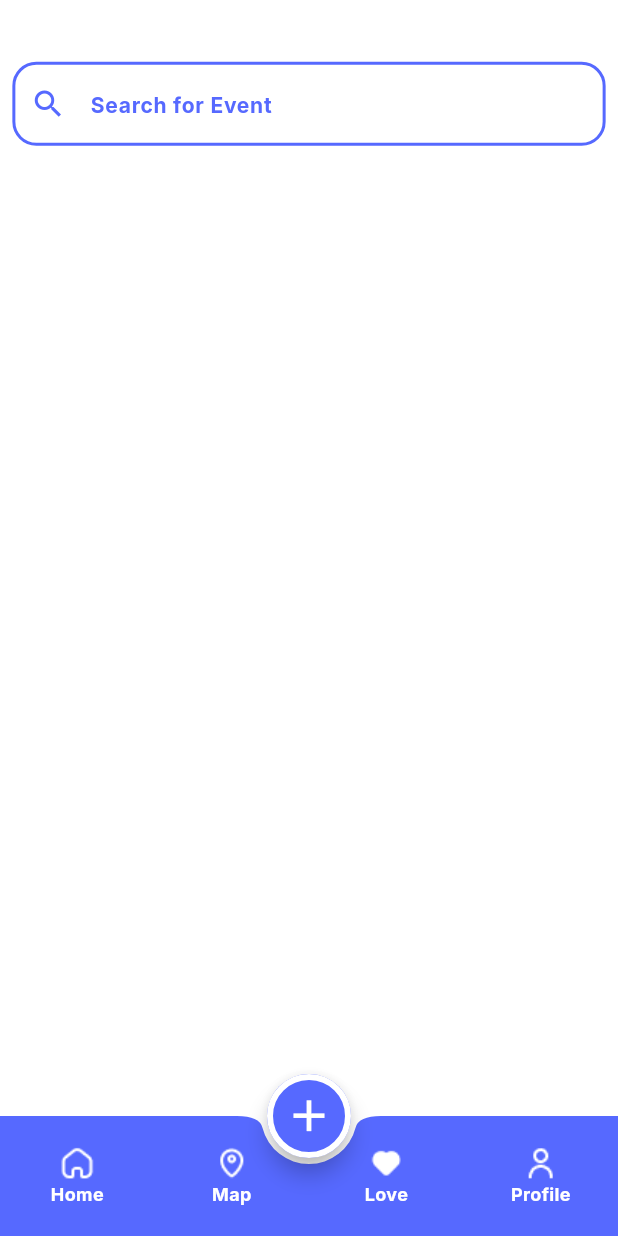
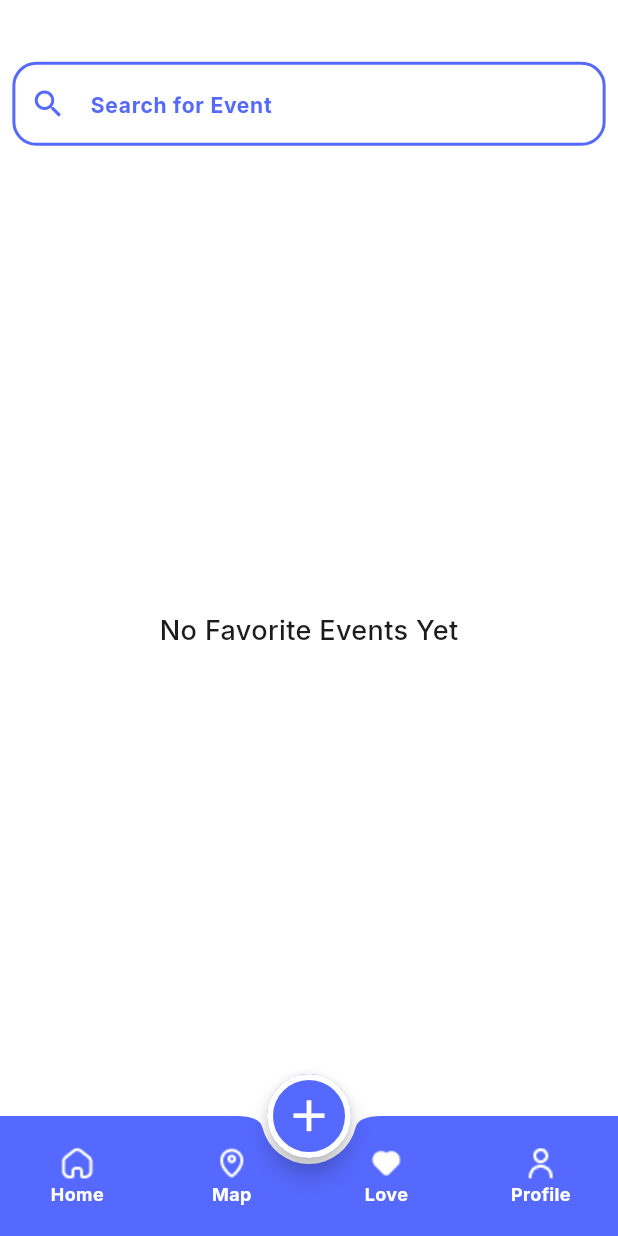
Before and after one commit to LojainHamza/eventPlanningApplication, a Flutter app: the screen it shows after launch, item 3 of the bottom bar chosen, on a phone screen of 412 x 824 dp. Run offline on Flutter 3.47's test engine with Material 3 defaults, Android fonts, the phone set to English and light mode, and no system bars; our stand-ins replace cloud_firestore, firebase_core, google_fonts; accounts and stored records are empty; generated files the repository leaves out were written again.

Commit message:
love tab logic done.

```diff
--- a/lib/l10n/app_ar.arb
+++ b/lib/l10n/app_ar.arb
@@ -45,6 +45,7 @@
   "meeting": "اجتماع",
   "name": "الاسم",
   "no_events_found": "لم يتم العثور على أي أحداث",
+  "no_fav_events_yet": "لا توجد أحداث مفضلة حتى الآن",
   "november": "نوفمبر",
   "october": "أكتوبر",
   "or": "أو",
--- a/lib/l10n/app_en.arb
+++ b/lib/l10n/app_en.arb
@@ -45,6 +45,7 @@
   "meeting": "Meeting",
   "name": "Name",
   "no_events_found": "No Events Found",
+  "no_fav_events_yet": "No Favorite Events Yet",
   "november": "November",
   "october": "October",
   "or": "Or",
--- a/lib/ui/home_screen/tabs/love/love_tab.dart
+++ b/lib/ui/home_screen/tabs/love/love_tab.dart
@@ -1,50 +1,49 @@
-import 'package:event_planning_app/model/event.dart';
+import 'package:event_planning_app/providers/events_list_provider.dart';
 import 'package:event_planning_app/ui/home_screen/tabs/home/event_item_widget.dart';
 import 'package:event_planning_app/utils/MyAppColors.dart';
 import 'package:event_planning_app/utils/MyAppStyles.dart';
 import 'package:event_planning_app/widgets/custom_text_field.dart';
 import 'package:flutter/material.dart';
+import 'package:provider/provider.dart';
 import 'package:flutter_gen/gen_l10n/app_localizations.dart';
 
 class LoveTab extends StatelessWidget {
-
   @override
   Widget build(BuildContext context) {
     var height = MediaQuery.of(context).size.height;
     var width = MediaQuery.of(context).size.width;
+    var eventsListProvider = Provider.of<EventsListProvider>(context);
+
     return Scaffold(
       body: Padding(
-        padding: EdgeInsets.only(
-          top: height*0.05
-        ),
+        padding: EdgeInsets.only(top: height * 0.05),
         child: Column(
           children: [
             Padding(
-              padding: EdgeInsets.symmetric(
-                horizontal: width*0.02,
-              ),
+              padding: EdgeInsets.symmetric(horizontal: width * 0.02),
               child: CustomTextField(
                 style: MyAppStyles.medium16Primary,
                 borderColor: MyAppColors.primaryLight,
                 hintText: AppLocalizations.of(context)!.search_for_event,
                 hintStyle: MyAppStyles.bold14Primary,
-                prefixIcon: const Icon(Icons.search,color: MyAppColors.primaryLight),
+                prefixIcon: const Icon(Icons.search, color: MyAppColors.primaryLight),
               ),
             ),
             Expanded(
-                child: Padding(
-                  padding: EdgeInsets.symmetric(
-                      horizontal: width*0.04,
-                  ),
-                  child: ListView.builder(
-                      itemCount: 20,
-                      itemBuilder: (context,index){
-                        return Container();
-                          //EventItemWidget();
-                      }
-                  ),
-                )
-            )
+              child: eventsListProvider.favoritesList.isEmpty
+                  ? Center(
+                child: Text(
+                  AppLocalizations.of(context)!.no_fav_events_yet,
+                  style: MyAppStyles.medium18Black,
+                ),
+              )
+                  : ListView.builder(
+                itemCount: eventsListProvider.favoritesList.length,
+                itemBuilder: (context, index) {
+                  return EventItemWidget(event: eventsListProvider.favoritesList[index]);
+                },
+              ),
+            ),
           ],
         ),
       ),
```
Also changed, not shown: lib/providers/events_list_provider.dart (+13 -0 lines), lib/ui/home_screen/tabs/home/event_item_widget.dart (+32 -39 lines).
